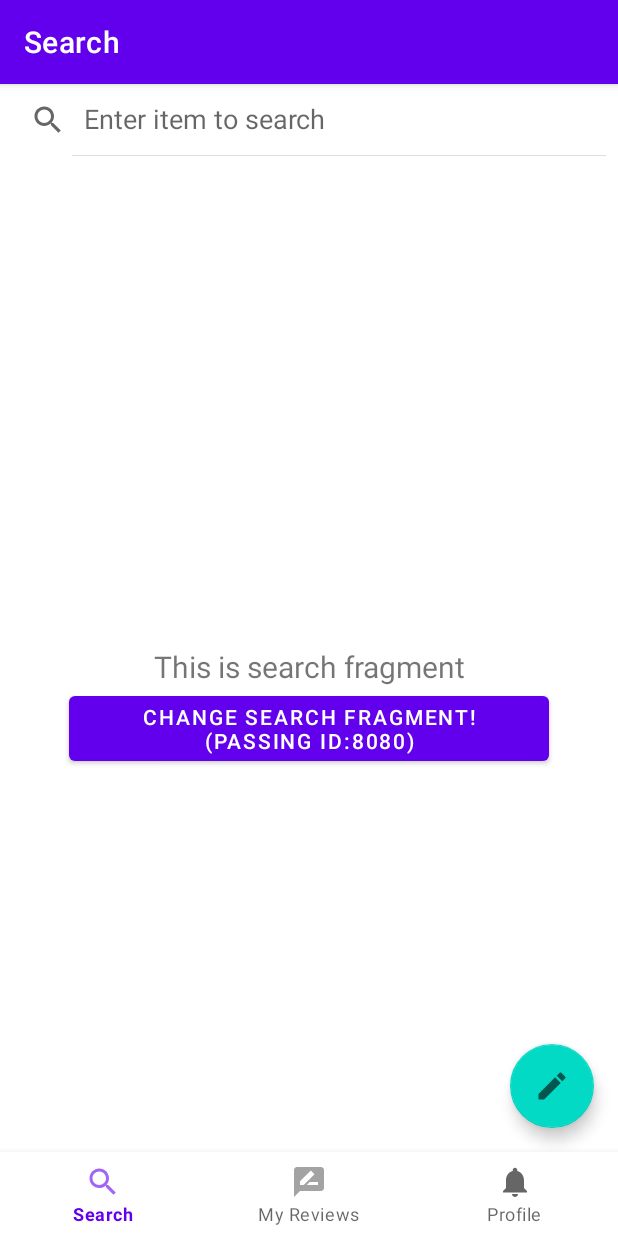
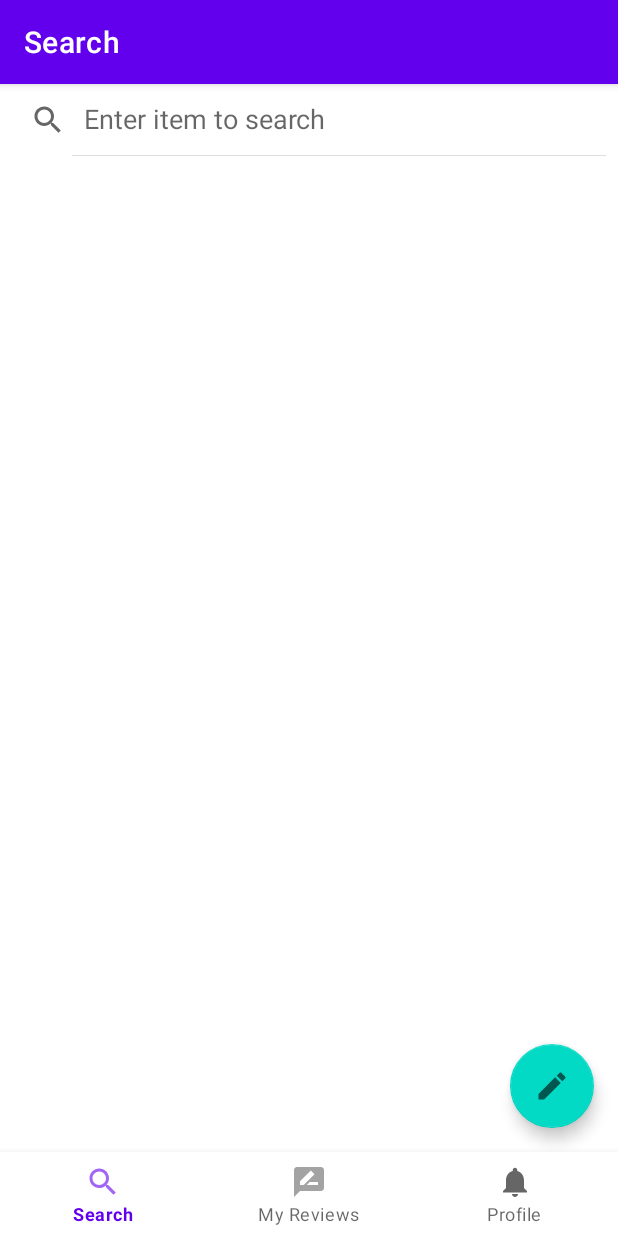
Before and after one commit to J-onah/wHeReGotTimeFind, an Android app: the screen it shows after launch (MainActivity), on a phone screen of 412 x 824 dp. Run offline under Robolectric (Android 15) with nearby library versions, the phone set to English and light mode, and no system bars; our stand-ins replace navigation-ui.

Commit message:
Implemented basic search results

```diff
--- a/app/src/main/java/com/example/wheregottimefind/backendAPI/BackendApi.java
+++ b/app/src/main/java/com/example/wheregottimefind/backendAPI/BackendApi.java
@@ -26,6 +26,7 @@ public class BackendApi {
      *
      * @param updater an object implementing the AsyncUpdate updater, called on data received
      */
+
 
     public static void getReviewsByName(AsyncUpdate updater) {
         getData("getReviewsByName", updater);
--- /dev/null
+++ b/app/src/main/java/com/example/wheregottimefind/data/FullReviewData.java
@@ -0,0 +1,47 @@
+package com.example.wheregottimefind.data;
+
+import com.example.wheregottimefind.pojo.FullReview;
+
+import java.util.ArrayList;
+import java.util.Arrays;
+import java.util.Collections;
+import java.util.HashSet;
+import java.util.List;
+import java.util.Set;
+
+public class FullReviewData {
+    ArrayList<FullReview> full_reviews;
+    static FullReviewData instance;
+
+    private FullReviewData() {
+        full_reviews = new ArrayList<>();
+    }
+
+    public static FullReviewData getInstance() {
+        if (instance == null) {
+            instance = new FullReviewData();
+        }
+        return instance;
+    }
+
+    public void addFullReview(FullReview full_review) {
+        full_reviews.add(full_review);
+    }
+
+    public ArrayList<FullReview> getAllReviews() {
+        return full_reviews;
+    }
+
+    public void clearAll() {
+        full_reviews = new ArrayList<>();
+    }
+
+    public List<String> getVendorsFromData() {
+        Set<String> vendors = new HashSet<>();
+        for (FullReview full_review: full_reviews) {
+            vendors.add(full_review.getVendor().getName());
+        }
+        List<String> res = new ArrayList<>(vendors);
+        return res;
+    }
+}
--- a/app/src/main/java/com/example/wheregottimefind/ui/search/SearchFragment.java
+++ b/app/src/main/java/com/example/wheregottimefind/ui/search/SearchFragment.java
@@ -1,5 +1,7 @@
 package com.example.wheregottimefind.ui.search;
 
+import android.content.Context;
+import android.content.SharedPreferences;
 import android.os.Bundle;
 import android.util.Log;
 import android.view.LayoutInflater;
@@ -8,14 +10,19 @@ import android.view.ViewGroup;
 import android.widget.Button;
 import android.widget.SearchView;
 import android.widget.TextView;
+import android.widget.Toast;
 
 import androidx.annotation.NonNull;
 import androidx.fragment.app.Fragment;
 import androidx.lifecycle.ViewModelProvider;
 import androidx.navigation.Navigation;
+import androidx.recyclerview.widget.LinearLayoutManager;
+import androidx.recyclerview.widget.RecyclerView;
 
 import com.example.wheregottimefind.R;
+import com.example.wheregottimefind.SearchResultAdapter;
 import com.example.wheregottimefind.backendAPI.BackendApi;
+import com.example.wheregottimefind.data.FullReviewData;
 import com.example.wheregottimefind.pojo.FullReview;
 import com.example.wheregottimefind.databinding.FragmentSearchBinding;
 
@@ -23,25 +30,34 @@ public class SearchFragment extends Fragment {
 
     private FragmentSearchBinding binding;
     private final String TAG = "Search";
+    SearchResultAdapter adapter;
+    FullReviewData full_review_data;
+    RecyclerView recyclerView;
 
     public View onCreateView(@NonNull LayoutInflater inflater,
                              ViewGroup container, Bundle savedInstanceState) {
-        SearchViewModel homeViewModel =
-                new ViewModelProvider(this).get(SearchViewModel.class);
 
         binding = FragmentSearchBinding.inflate(inflater, container, false);
+        full_review_data = FullReviewData.getInstance();
         View root = binding.getRoot();
 
-        final TextView textView = binding.textSearch;
-        homeViewModel.getText().observe(getViewLifecycleOwner(), textView::setText);
-
-        Button change_fragment = binding.changeSearchFragment;
-        change_fragment.setOnClickListener(view -> {
-            int id = 8080;
-            Bundle args = new Bundle();
-            args.putInt("id", id);
-            Navigation.findNavController(view).navigate(R.id.action_navigation_search_to_resultFragment, args);
-        });
+        if (full_review_data.getAllReviews().size() != 0) {
+            recyclerView = binding.searchResults;
+            recyclerView.setLayoutManager(new LinearLayoutManager(getContext()));
+            adapter = new SearchResultAdapter(getContext(), full_review_data.getVendorsFromData());
+            adapter.setClickListener(new SearchResultAdapter.ItemClickListener() {
+                @Override
+                public void onItemClick(View view, int position) {
+                    // Pass data to result fragment
+                    String vendor_name = ((TextView) view.findViewById(R.id.search_row_vendorname)).getText().toString();
+                    Bundle args = new Bundle();
+                    args.putString("vendor_name", vendor_name);
+                    Navigation.findNavController(view).navigate(R.id.action_navigation_search_to_resultFragment, args);
+                }
+            });
+            recyclerView.setAdapter(adapter);
+            System.out.println("Current full_review_data: " + full_review_data.getAllReviews().toString());
+        }
 
 
         SearchView searchBar = binding.searchBar;
@@ -55,16 +71,35 @@ public class SearchFragment extends Fragment {
             @Override
             public boolean onQueryTextSubmit(String s) {
                 Log.i(TAG, "Search submitted with query: " + s);
+                // Mock save data
+                full_review_data.clearAll();
                 BackendApi.getReviewsByName(fullReviews -> {
                     Log.d(TAG, "Received data!");
                     String fullString = "";
                     for (FullReview fullreview: fullReviews) {
                         Log.d(TAG, fullreview.toString());
                         fullString += fullreview + "\n";
+
+                        // Add to FullReviewData
+                        full_review_data.addFullReview(fullreview);
+                        System.out.println(full_review_data.getAllReviews().toString());
                     }
 
-                    // Update view
-                    textView.setText(fullString);
+                    // Update recycler view
+                    recyclerView = getActivity().findViewById(R.id.search_results);
+                    recyclerView.setLayoutManager(new LinearLayoutManager(getContext()));
+                    adapter = new SearchResultAdapter(getContext(), full_review_data.getVendorsFromData());
+                    adapter.setClickListener(new SearchResultAdapter.ItemClickListener() {
+                        @Override
+                        public void onItemClick(View view, int position) {
+                            // Pass data to result fragment
+                            String vendor_name = ((TextView) view.findViewById(R.id.search_row_vendorname)).getText().toString();
+                            Bundle args = new Bundle();
+                            args.putString("vendor_name", vendor_name);
+                            Navigation.findNavController(view).navigate(R.id.action_navigation_search_to_resultFragment, args);
+                        }
+                    });
+                    recyclerView.setAdapter(adapter);
                 });
                 return true;
             }
--- a/app/src/main/java/com/example/wheregottimefind/ui/search/SearchViewModel.java
+++ /dev/null
@@ -1,19 +0,0 @@
-package com.example.wheregottimefind.ui.search;
-
-import androidx.lifecycle.LiveData;
-import androidx.lifecycle.MutableLiveData;
-import androidx.lifecycle.ViewModel;
-
-public class SearchViewModel extends ViewModel {
-
-    private final MutableLiveData<String> mText;
-
-    public SearchViewModel() {
-        mText = new MutableLiveData<>();
-        mText.setValue("This is search fragment");
-    }
-
-    public LiveData<String> getText() {
-        return mText;
-    }
-}
--- a/app/src/main/res/layout/fragment_search.xml
+++ b/app/src/main/res/layout/fragment_search.xml
@@ -5,20 +5,6 @@
     android:layout_width="match_parent"
     android:layout_height="match_parent"
     tools:context=".ui.search.SearchFragment">
-
-    <TextView
-        android:id="@+id/text_search"
-        android:layout_width="match_parent"
-        android:layout_height="wrap_content"
-        android:layout_marginStart="8dp"
-        android:layout_marginTop="8dp"
-        android:layout_marginEnd="8dp"
-        android:textAlignment="center"
-        android:textSize="20sp"
-        app:layout_constraintBottom_toBottomOf="parent"
-        app:layout_constraintEnd_toEndOf="parent"
-        app:layout_constraintStart_toStartOf="parent"
-        app:layout_constraintTop_toTopOf="parent" />
 
     <SearchView
         android:id="@+id/search_bar"
@@ -30,13 +16,15 @@
         android:iconifiedByDefault="false"
         android:queryHint="@string/query_hint"/>
 
-    <Button
-        android:id="@+id/change_search_fragment"
-        android:layout_width="wrap_content"
-        android:layout_height="wrap_content"
-        android:text="Change search fragment! (passing id:8080)"
+    <androidx.recyclerview.widget.RecyclerView
+        android:id="@+id/search_results"
+        android:layout_width="match_parent"
+        android:layout_height="0dp"
+        android:layout_marginStart="16dp"
+        android:layout_marginEnd="16dp"
+        app:layout_constraintBottom_toBottomOf="parent"
         app:layout_constraintEnd_toEndOf="parent"
         app:layout_constraintStart_toStartOf="parent"
-        app:layout_constraintTop_toBottomOf="@+id/text_search" />
+        app:layout_constraintTop_toBottomOf="@+id/search_bar" />
 
 </androidx.constraintlayout.widget.ConstraintLayout>
--- a/app/src/main/res/values/strings.xml
+++ b/app/src/main/res/values/strings.xml
@@ -11,6 +11,6 @@
     <string name="vendor_name">Vendor name</string>
     <string name="vendor_location">Address</string>
     <string name="vendor_phone_no">Phone number</string>
-    <!-- TODO: Remove or change this placeholder text -->
+    <string name="preference_file_key">com.example.wheregottimefind.reviewData</string>
     <string name="hello_blank_fragment">Hello blank fragment</string>
 </resources>
```
Also changed, not shown: app/src/main/java/com/example/wheregottimefind/BlankFragment.java (deleted, +0 -64 lines), app/src/main/java/com/example/wheregottimefind/SearchResultAdapter.java (added, +76 -0 lines), app/src/main/java/com/example/wheregottimefind/ui/search/ResultFragment.java (+4 -5 lines), app/src/main/res/layout/fragment_blank.xml (deleted, +0 -14 lines), app/src/main/res/layout/search_result_row.xml (added, +12 -0 lines).
